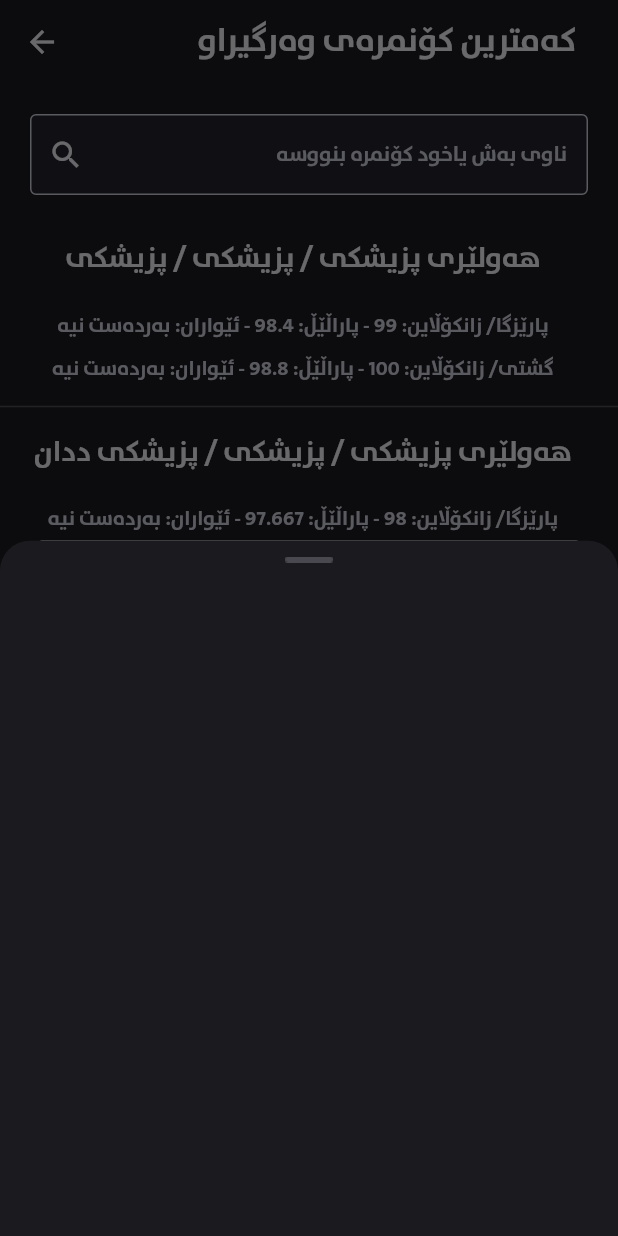
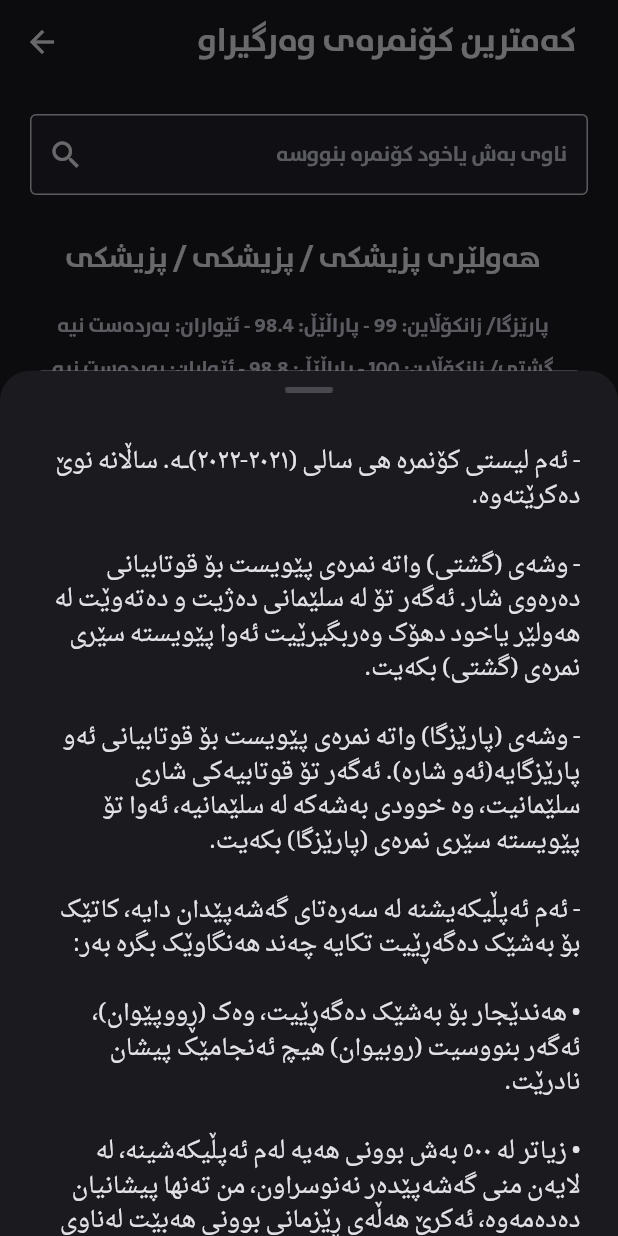
Before and after one commit to akar-jaza/bashakam_konmra_project-Local-Database-Edition, a Flutter app: the KamtrinKonmra screen opened directly, after a tap on "تکایە بمخوێنەرەوە", on a phone screen of 412 x 824 dp. Run offline on Flutter 3.47's test engine with Material 2 defaults, Android fonts, the phone set to English and light mode, and no system bars; our stand-ins replace connectivity, csv, flutter_svg, hive, hive_flutter; accounts and stored records are empty.

Commit message:
add font, remove useless fonts, add required text to FAB

```diff
--- a/lib/Screens/kamtrin_konmra/kamtrin_konmra_page.dart
+++ b/lib/Screens/kamtrin_konmra/kamtrin_konmra_page.dart
@@ -86,10 +86,10 @@ class _KamtrinKonmraState extends State<KamtrinKonmra> {
       });
 
       // Print the university, collage, and department names after processing by Hive
-      print('Processed Data:');
-      for (var i = 0; i < departmentName.length; i++) {
-        print('${university[i]} / ${collage[i]} / ${departmentName[i]}');
-      }
+      // print('Processed Data:');
+      // for (var i = 0; i < departmentName.length; i++) {
+      //   print('${university[i]} / ${collage[i]} / ${departmentName[i]}');
+      // }
     } catch (error) {
       print('fetch data error: $error');
       const ConnectionDialog();
@@ -189,9 +189,12 @@ class _KamtrinKonmraState extends State<KamtrinKonmra> {
         floatingActionButton: MyFloatingActionButton(
           onPressed: () {
             showModalBottomSheet(
+              isScrollControlled: true,
               context: context,
               builder: ((context) {
-                return Container(
+                return FractionallySizedBox(
+                  heightFactor: 0.7,
+                  child: Container(
                     decoration: const BoxDecoration(
                       color: ThemeColors.kBodyColor,
                       borderRadius: BorderRadius.only(
@@ -217,20 +220,43 @@ class _KamtrinKonmraState extends State<KamtrinKonmra> {
                               : Center(
                                   child: Image.asset(
                                     "assets/images/drag_handle_android.png",
-                                  width: 40,
+                                    width: 45,
                                   ),
                                 ),
                           backgroundColor: Colors
                               .transparent, // Set the AppBar's background to transparent
                           elevation: 0,
-
-                        // Remove the AppBar's shadow
                         ),
                       ),
-                    body: const Column(
+                      body: const SingleChildScrollView(
+                        child: Column(
                           children: [
-                        // Add your content here
+                            Padding(
+                              padding: EdgeInsets.all(25.0),
+                              child: Directionality(
+                                textDirection: TextDirection.rtl,
+                                child: Text(
+                                  "- ئەم لیستی کۆنمرە هی سالی (٢٠٢١-٢٠٢٢)ـە. ساڵانە نوێ دەکرێتەوە.\n\n"
+                                  "- وشەی (گشتی) واتە نمرەی پێویست بۆ قوتابیانی دەرەوی شار. ئەگەر تۆ لە سلێمانی دەژیت و دەتەوێت لە هەولێر یاخود دهۆک وەربگیرێیت ئەوا پێویستە سێری نمرەی (گشتی) بکەیت.\n\n"
+                                  "- وشەی (پارێزگا) واتە نمرەی پێویست بۆ قوتابیانی ئەو پارێزگایە(ئەو شارە). ئەگەر تۆ قوتابیەکی شاری سلێمانیت، وە خوودی بەشەکە لە سلێمانیە، ئەوا تۆ پێویستە سێری نمرەی (پارێزگا) بکەیت.\n\n"
+                                  "- ئەم ئەپڵیکەیشنە لە سەرەتای گەشەپێدان دایە، کاتێک بۆ بەشێک دەگەڕێیت تکایە چەند هەنگاوێک بگرە بەر:\n\n"
+                                  "• هەندێجار بۆ بەشێک دەگەڕێیت، وەک (ڕووپێوان)، ئەگەر بنووسیت (روبیوان) هیچ ئەنجامێک پیشان نادرێت.\n\n"
+                                  "• زیاتر لە ٥٠٠ بەش بوونی هەیە لەم ئەپڵیکەشینە، لە لایەن منی گەشەپێدەر نەنوسراون، من تەنها پیشانیان دەدەمەوە، ئەکرێ هەڵەی ڕێزمانی بوونی هەبێت لەناوی بەشەکاندا.\n\n"
+                                  "• هەندێ بەشی تێدایە، وەک تەکنەلۆجیای زانیاری، بە ناوی تریش تۆمارکراوە وەک IT. بۆیە ئاگاداری ئەوانەش بدە تکایە.\n\n"
+                                  "• هەندێ جار تۆ بۆ بەشی (پەرستاری پێنجوێن) دەگەڕێیت، کە دەنووسیت (پەرستاری) بەتەنها، هیچ دەرەنجامێکی نابێت. بەڵکوو بنووسە (پەرستاری پ) پیشان دەدرێت.\n\n"
+                                  "• ئەگەر بێزاربوویت لە سێرچ کردن(نوسینی بەشەکان) بە ڵام هیچ دەرەنجامێکی نەهێنا، ئەکرێ هەڵەی ڕێزمانی بوونی هەبێت، یاخود ئەو بەشە بە ڕێزمانێکی هەڵە نوسرابێت. پێشنیار دەکەم خۆت بگەڕێیت بەناو لیستەکەدا تاوەکوو بەشی دڵخوازت بدۆزیتەوە.\n\n"
+                                  "لەکاتی بوونی کێشە لە نمرە، ئپڵیکەیشن یاخود هەرشتێکی تر، پەیوەندی بە گەشەپێدەرەوە بکە.\n\n",
+                                  style: TextStyle(
+                                    color: ThemeColors.kWhiteTextColor,
+                                    fontFamily: "rabar_009",
+                                    fontSize: 16,
+                                  ),
+                                ),
+                              ),
+                            )
                           ],
+                        ),
+                      ),
                     ),
                   ),
                 );
```
Also changed, not shown: pubspec.yaml (+3 -5 lines), assets/fonts/Rabar_009.ttf (added), assets/fonts/RobotoFamily/Roboto-Black.ttf (deleted), assets/fonts/RobotoFamily/Roboto-BlackItalic.ttf (deleted), assets/fonts/RobotoFamily/Roboto-Bold.ttf (deleted), assets/fonts/RobotoFamily/Roboto-BoldItalic.ttf (deleted), assets/fonts/RobotoFamily/Roboto-Italic.ttf (deleted), assets/fonts/RobotoFamily/Roboto-Light.ttf (deleted), assets/fonts/RobotoFamily/Roboto-LightItalic.ttf (deleted), assets/fonts/RobotoFamily/Roboto-Medium.ttf (deleted), assets/fonts/RobotoFamily/Roboto-MediumItalic.ttf (deleted), assets/fonts/RobotoFamily/Roboto-Regular.ttf (deleted), assets/fonts/RobotoFamily/Roboto-Thin.ttf (deleted), assets/fonts/RobotoFamily/Roboto-ThinItalic.ttf (deleted), 1 more files. Lines whose indentation alone changed are shown as unchanged.
